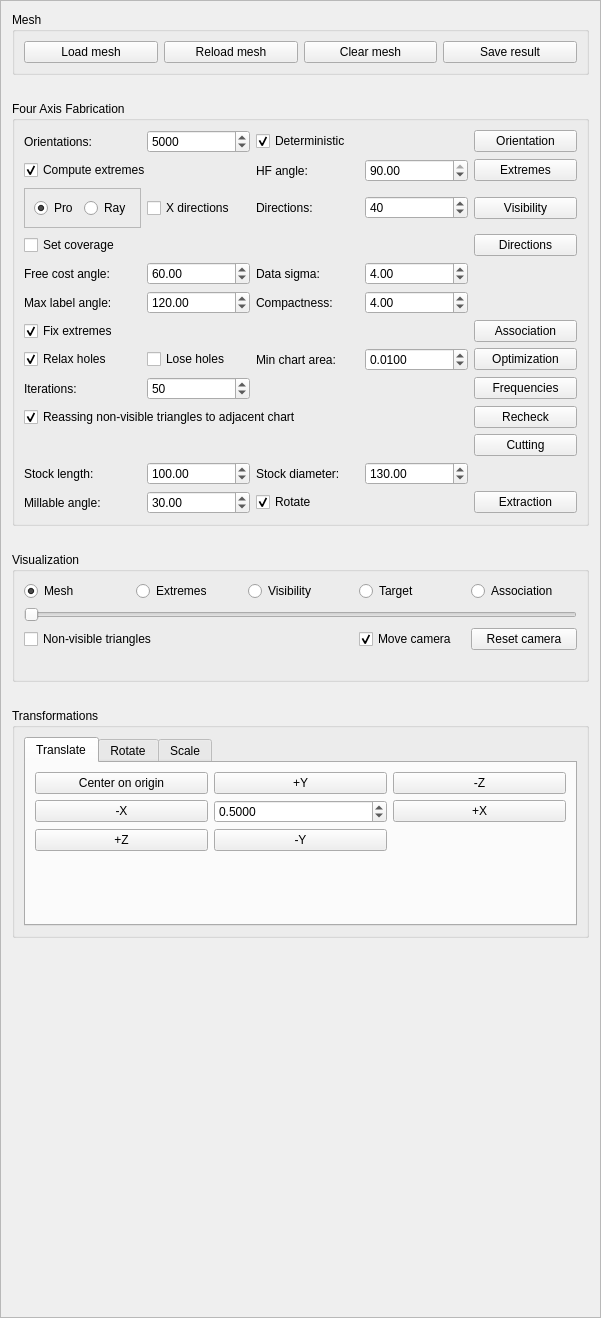
The window that GUI/managers/fouraxisfabricationmanager.ui (cg3hci/4AxisMilling) describes before a commit, drawn with Qt 5.
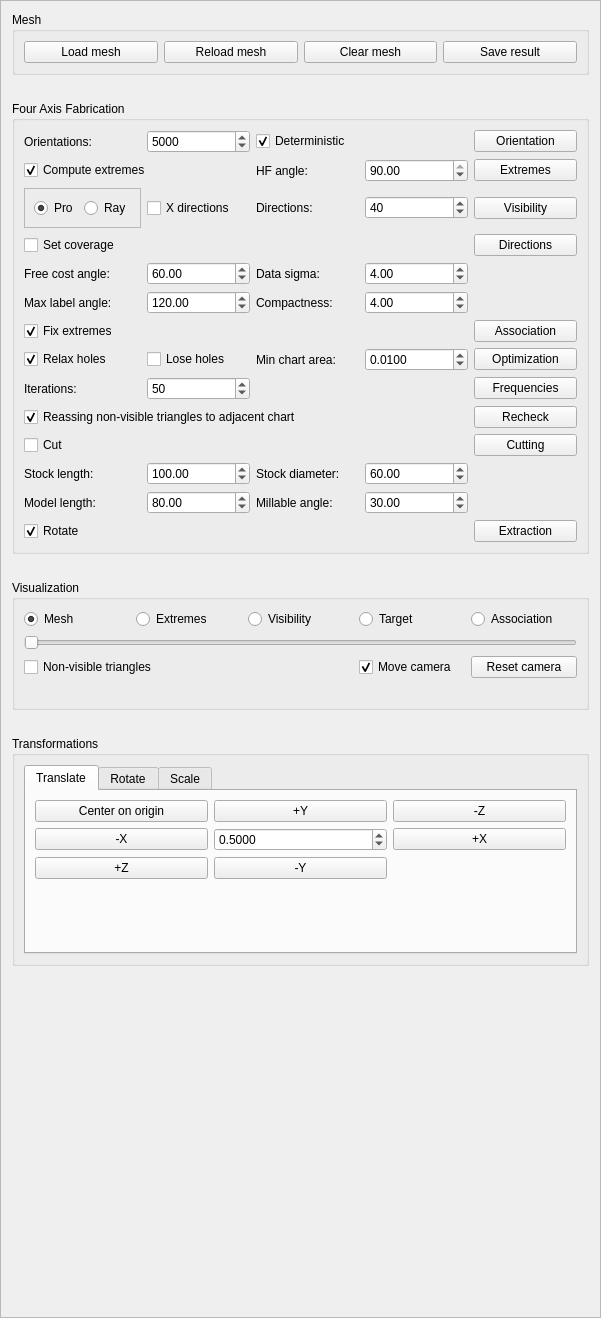
The same window after the commit.

Commit message: Optional to cut components Results for +x, -x in the stock

The edit to the form file:
```diff
--- a/GUI/managers/fouraxisfabricationmanager.ui
+++ b/GUI/managers/fouraxisfabricationmanager.ui
@@ -457,7 +457,7 @@
         </property>
        </widget>
       </item>
-      <item row="19" column="3">
+      <item row="21" column="3">
        <widget class="QLabel" name="extractResultsStockDiameterLabel">
         <property name="text">
          <string>Stock diameter:</string>
@@ -481,6 +481,26 @@
         </property>
        </widget>
       </item>
+      <item row="23" column="4">
+       <widget class="QDoubleSpinBox" name="extractResultsMillableAngleSpinBox">
+        <property name="maximum">
+         <double>90.000000000000000</double>
+        </property>
+        <property name="value">
+         <double>30.000000000000000</double>
+        </property>
+       </widget>
+      </item>
+      <item row="24" column="1">
+       <widget class="QCheckBox" name="extractResultsRotateCheckBox">
+        <property name="text">
+         <string>Rotate</string>
+        </property>
+        <property name="checked">
+         <bool>true</bool>
+        </property>
+       </widget>
+      </item>
       <item row="18" column="5">
        <widget class="QPushButton" name="cutComponentsButton">
         <property name="text">
@@ -508,23 +528,6 @@
         </property>
        </widget>
       </item>
-      <item row="20" column="3">
-       <widget class="QCheckBox" name="extractResultsRotateCheckBox">
-        <property name="text">
-         <string>Rotate</string>
-        </property>
-        <property name="checked">
-         <bool>true</bool>
-        </property>
-       </widget>
-      </item>
-      <item row="20" column="5">
-       <widget class="QPushButton" name="extractResultsButton">
-        <property name="text">
-         <string>Extraction</string>
-        </property>
-       </widget>
-      </item>
       <item row="3" column="5">
        <widget class="QPushButton" name="selectExtremesButton">
         <property name="text">
@@ -568,13 +571,6 @@
         </property>
        </widget>
       </item>
-      <item row="20" column="1">
-       <widget class="QLabel" name="extractResultsMillableAngleLabel">
-        <property name="text">
-         <string>Millable angle:</string>
-        </property>
-       </widget>
-      </item>
       <item row="17" column="1" colspan="4">
        <widget class="QCheckBox" name="recheckVisibilityReassignNonVisibleCheckBox">
         <property name="text">
@@ -598,13 +594,13 @@
         </property>
        </widget>
       </item>
-      <item row="19" column="4">
+      <item row="21" column="4">
        <widget class="QDoubleSpinBox" name="extractResultsStockDiameterSpinBox">
         <property name="maximum">
          <double>10000.000000000000000</double>
         </property>
         <property name="value">
-         <double>130.000000000000000</double>
+         <double>60.000000000000000</double>
         </property>
        </widget>
       </item>
@@ -641,7 +637,7 @@
         </property>
        </widget>
       </item>
-      <item row="19" column="2">
+      <item row="21" column="2">
        <widget class="QDoubleSpinBox" name="extractResultsStockLengthSpinBox">
         <property name="maximum">
          <double>10000.000000000000000</double>
@@ -658,16 +654,6 @@
         </property>
        </widget>
       </item>
-      <item row="20" column="2">
-       <widget class="QDoubleSpinBox" name="extractResultsMillableAngleSpinBox">
-        <property name="maximum">
-         <double>90.000000000000000</double>
-        </property>
-        <property name="value">
-         <double>30.000000000000000</double>
-        </property>
-       </widget>
-      </item>
       <item row="13" column="5">
        <widget class="QPushButton" name="getAssociationButton">
         <property name="text">
@@ -706,7 +692,7 @@
         </property>
        </widget>
       </item>
-      <item row="19" column="1">
+      <item row="21" column="1">
        <widget class="QLabel" name="extractResultsStockLengthLabel">
         <property name="text">
          <string>Stock length:</string>
@@ -770,6 +756,13 @@
         </property>
        </widget>
       </item>
+      <item row="18" column="1">
+       <widget class="QCheckBox" name="cutComponentsCheckBox">
+        <property name="text">
+         <string>Cut</string>
+        </property>
+       </widget>
+      </item>
       <item row="4" column="5">
        <widget class="QPushButton" name="checkVisibilityButton">
         <property name="text">
@@ -777,13 +770,6 @@
         </property>
        </widget>
       </item>
-      <item row="4" column="3">
-       <widget class="QLabel" name="checkVisibilityDirectionsLabel">
-        <property name="text">
-         <string>Directions:</string>
-        </property>
-       </widget>
-      </item>
       <item row="4" column="2">
        <widget class="QCheckBox" name="checkVisibilityXDirectionsCheckBox">
         <property name="text">
@@ -791,6 +777,44 @@
         </property>
        </widget>
       </item>
+      <item row="4" column="3">
+       <widget class="QLabel" name="checkVisibilityDirectionsLabel">
+        <property name="text">
+         <string>Directions:</string>
+        </property>
+       </widget>
+      </item>
+      <item row="23" column="3">
+       <widget class="QLabel" name="extractResultsMillableAngleLabel">
+        <property name="text">
+         <string>Millable angle:</string>
+        </property>
+       </widget>
+      </item>
+      <item row="23" column="2">
+       <widget class="QDoubleSpinBox" name="extractResultsModelLengthSpinBox">
+        <property name="maximum">
+         <double>10000.000000000000000</double>
+        </property>
+        <property name="value">
+         <double>80.000000000000000</double>
+        </property>
+       </widget>
+      </item>
+      <item row="23" column="1">
+       <widget class="QLabel" name="extractResultsModelLengthLabel">
+        <property name="text">
+         <string>Model length:</string>
+        </property>
+       </widget>
+      </item>
+      <item row="24" column="5">
+       <widget class="QPushButton" name="extractResultsButton">
+        <property name="text">
+         <string>Extraction</string>
+        </property>
+       </widget>
+      </item>
      </layout>
     </widget>
    </item>
```
The commit also changes 8 other files.
